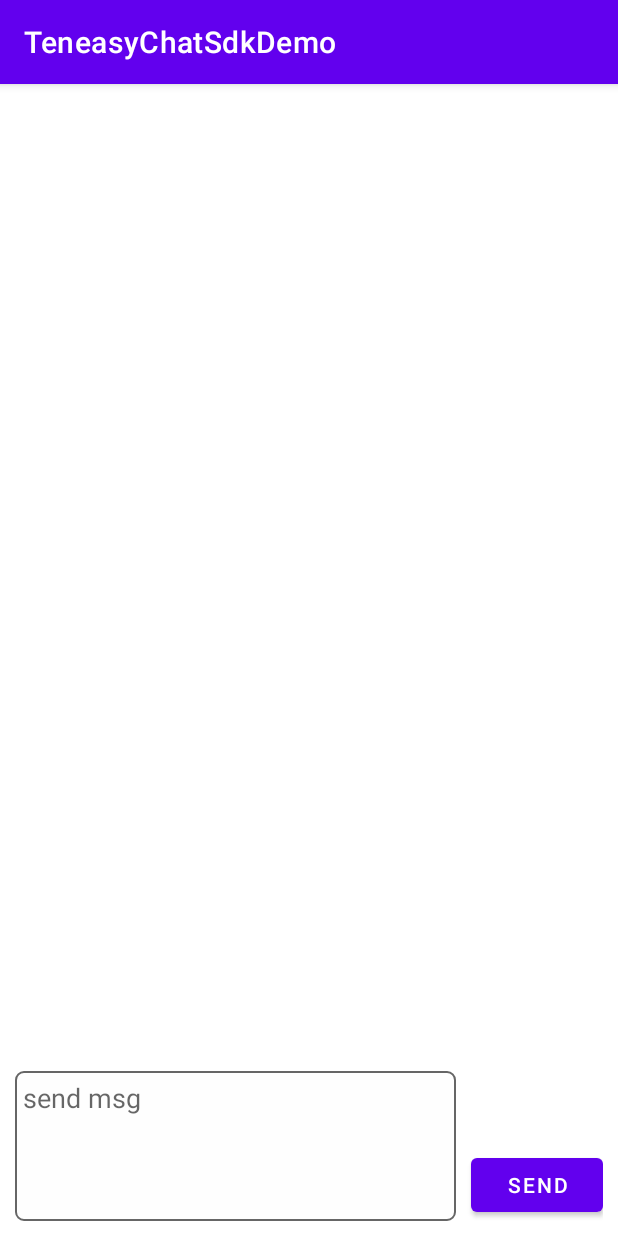
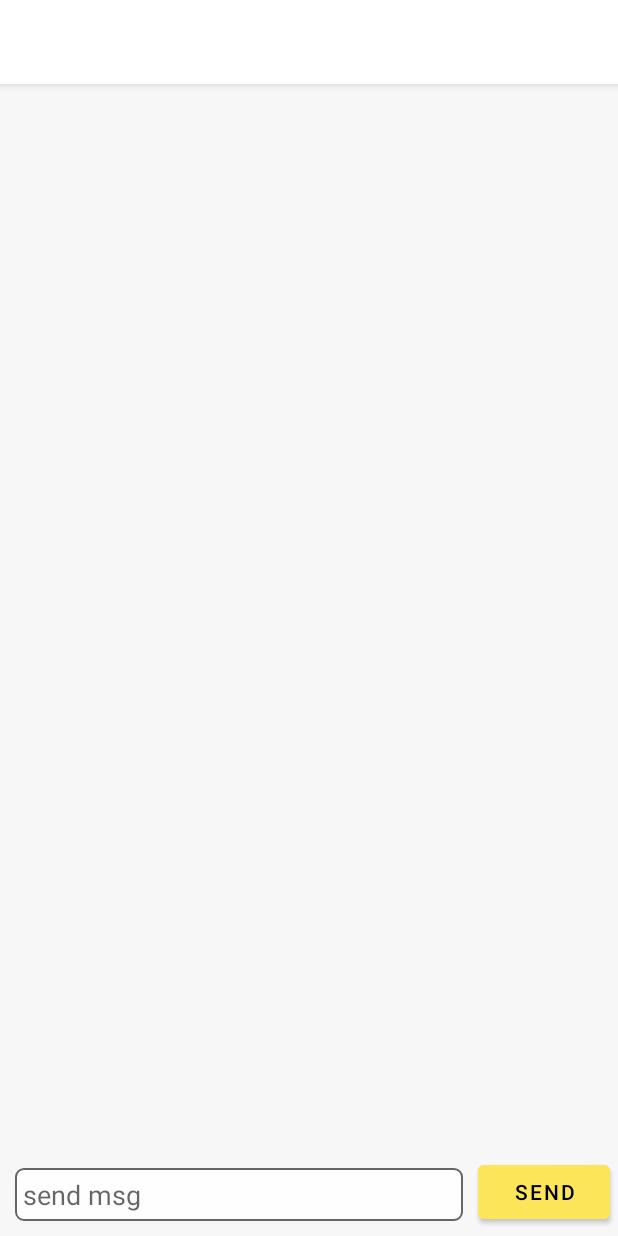
Before and after one commit to tianxuefeng/TeneasyChatSdkDemo, an Android app: the screen it shows after launch (MainActivity), on a phone screen of 412 x 824 dp. Run offline under Robolectric (Android 15) with nearby library versions, the phone set to English and light mode, and no system bars; our stand-ins replace EventBus; libraries missing offline, so code that uses them is left out: api.common, com.google.protobuf, io.crossbar.autobahn; 2 statements that could not run were skipped.

```diff
--- a/app/src/main/java/com/example/teneasychatsdkdemo/ui/main/MainFragment.kt
+++ b/app/src/main/java/com/example/teneasychatsdkdemo/ui/main/MainFragment.kt
@@ -83,8 +83,8 @@ class MainFragment : Fragment() {
 
                 //val item = MessageItem(true, msg, 0, TimeUtil.getTimeStringAutoShort2(Date(), true))
 
-                if (chatLib.sendingMessageItem.cMsg != null) {
-                    addMsgItem(chatLib.sendingMessageItem)
+                if (chatLib.sendingMessageItem != null) {
+                    addMsgItem(chatLib.sendingMessageItem!!)
                 }
             } else {
                 Toast.makeText(context, "Please enter the sending content", Toast.LENGTH_LONG).show()
--- a/app/src/main/res/layout/fragment_main.xml
+++ b/app/src/main/res/layout/fragment_main.xml
@@ -6,8 +6,8 @@
     android:id="@+id/main"
     android:focusable="true"
     android:clickable="true"
+    android:background="@color/chatBody"
     android:focusableInTouchMode="true"
-    android:layout_margin="10dp"
     android:layout_width="match_parent"
     android:layout_height="match_parent"
     tools:context=".ui.main.MainFragment">
@@ -25,22 +25,26 @@
     <EditText
         android:id="@+id/et_msg"
         android:layout_width="0dp"
-        android:layout_height="100dp"
-        android:lines="3"
+        android:layout_height="wrap_content"
+        android:lines="1"
         android:maxLines="3"
         android:background="@drawable/bg_edit_01"
         android:padding="5dp"
-        android:layout_marginRight="10dp"
+        android:layout_margin="10dp"
         android:hint="send msg"
         android:gravity="top"
         app:layout_constraintBottom_toBottomOf="parent"
         app:layout_constraintLeft_toLeftOf="parent"
         app:layout_constraintRight_toLeftOf="@+id/btn_send"
         />
-    <Button
+    <com.google.android.material.button.MaterialButton
         android:id="@+id/btn_send"
         android:layout_width="wrap_content"
         android:layout_height="wrap_content"
+        android:backgroundTint="@color/yellow"
+        android:textColor="@color/black"
+        android:layout_marginEnd="5dp"
+        android:layout_marginBottom="5dp"
         android:text="Send"
         app:layout_constraintBottom_toBottomOf="parent"
         app:layout_constraintRight_toRightOf="parent"
--- a/app/src/main/res/values/colors.xml
+++ b/app/src/main/res/values/colors.xml
@@ -1,10 +1,14 @@
 <?xml version="1.0" encoding="utf-8"?>
 <resources>
-    <color name="purple_200">#FFBB86FC</color>
+    <color name="purple_200">#FF0000</color>
     <color name="purple_500">#FF6200EE</color>
     <color name="purple_700">#FF3700B3</color>
     <color name="teal_200">#FF03DAC5</color>
     <color name="teal_700">#FF018786</color>
     <color name="black">#FF000000</color>
     <color name="white">#FFFFFFFF</color>
+
+    <color name="chatHeader">#ffffff</color>
+    <color name="chatBody">#f7f7f7</color>
+    <color name="yellow">#fbe659</color>
 </resources>
--- a/app/src/main/res/values/themes.xml
+++ b/app/src/main/res/values/themes.xml
@@ -2,13 +2,15 @@
     <!-- Base application theme. -->
     <style name="Theme.TeneasyChatSdkDemo" parent="Theme.MaterialComponents.DayNight.DarkActionBar">
         <!-- Primary brand color. -->
-        <item name="colorPrimary">@color/purple_500</item>
+        <item name="colorPrimary">@color/chatHeader</item>
         <item name="colorPrimaryVariant">@color/purple_700</item>
         <item name="colorOnPrimary">@color/white</item>
         <!-- Secondary brand color. -->
         <item name="colorSecondary">@color/teal_200</item>
         <item name="colorSecondaryVariant">@color/teal_700</item>
         <item name="colorOnSecondary">@color/black</item>
+
+
         <!-- Status bar color. -->
         <item name="android:statusBarColor">?attr/colorPrimaryVariant</item>
         <!-- Customize your theme here. -->
```
Also changed, not shown: teneasyChatSDK_Android/src/main/java/com/teneasy/sdk/ChatLib.kt (+16 -22 lines), teneasyChatSDK_Android/src/main/java/com/teneasy/sdk/TimeUtil.kt (+10 -0 lines), teneasyChatSDK_Android/src/main/java/com/teneasy/sdk/ui/MessageListAdapter.kt (+8 -7 lines).
